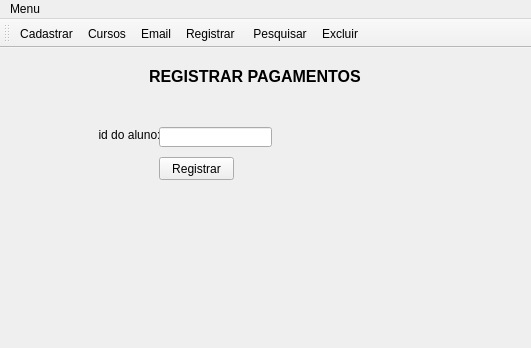
Old version of the form design.ui in the repository ruben-sa-brito/rapsodia; both pictures show x 0 to 531 and y 0 to 348 of the 531 by 614 pixel window.
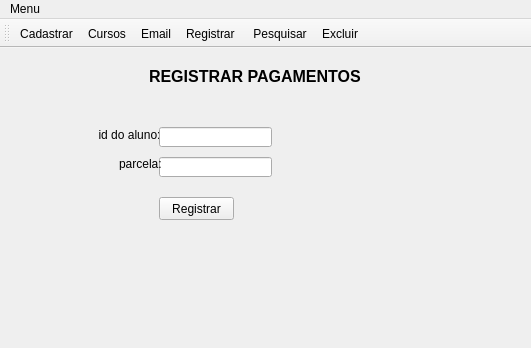
New version of the form. The open tabs and pages were chosen to show the change. Icons and pictures are not drawn.

The edit to the form file:
```diff
--- a/design.ui
+++ b/design.ui
@@ -389,7 +389,7 @@
         <property name="geometry">
          <rect>
           <x>150</x>
-          <y>100</y>
+          <y>140</y>
           <width>75</width>
           <height>23</height>
          </rect>
@@ -398,6 +398,29 @@
          <string>Registrar</string>
         </property>
        </widget>
+       <widget class="QLineEdit" name="parcela">
+        <property name="geometry">
+         <rect>
+          <x>150</x>
+          <y>100</y>
+          <width>113</width>
+          <height>20</height>
+         </rect>
+        </property>
+       </widget>
+       <widget class="QLabel" name="label_18">
+        <property name="geometry">
+         <rect>
+          <x>110</x>
+          <y>100</y>
+          <width>47</width>
+          <height>13</height>
+         </rect>
+        </property>
+        <property name="text">
+         <string>parcela:</string>
+        </property>
+       </widget>
       </widget>
       <widget class="QWidget" name="search">
        <widget class="QComboBox" name="comboBox_2">
```
Left out of the diff: 8 changed lines with no effect on the pictures.
